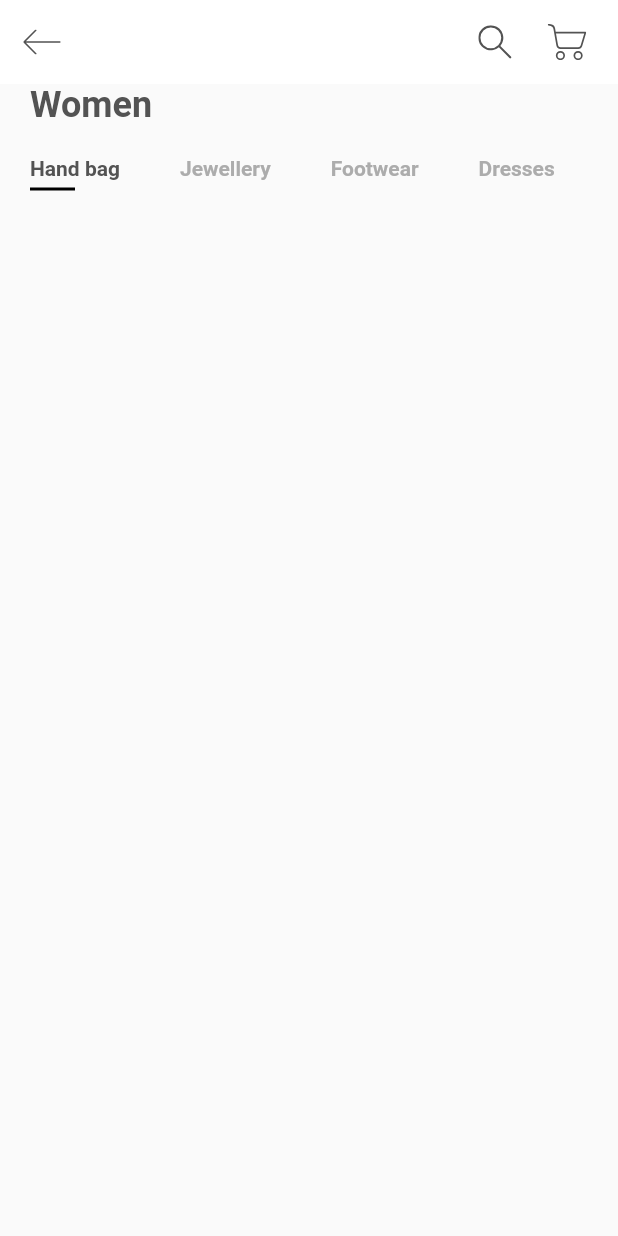
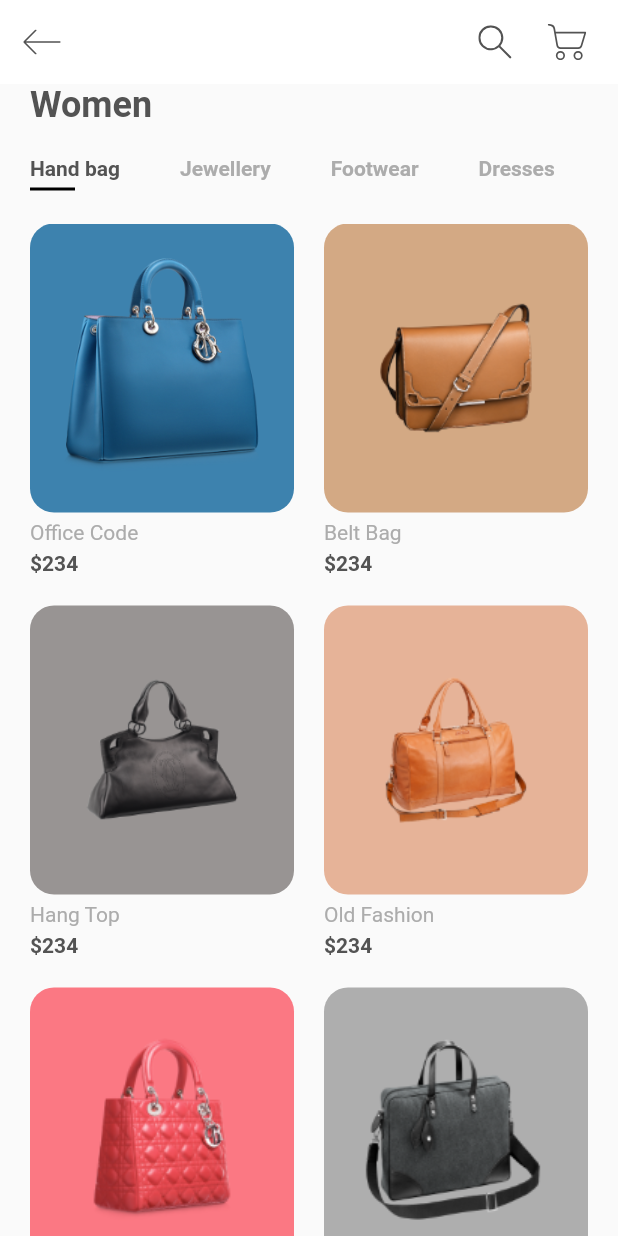
Before and after one commit to zendy199x/Flutter-Online-Shop-App, a Flutter app: the screen it shows after launch, on a phone screen of 412 x 824 dp. Run offline on Flutter 3.47's test engine with Material 2 defaults, Android fonts, the light colour scheme and no system bars; our stand-ins replace flutter_svg.

Commit message:
List product

```diff
--- /dev/null
+++ b/lib/models/products.dart
@@ -0,0 +1,72 @@
+import 'package:flutter/material.dart';
+
+class Product {
+  Product({
+    required this.id,
+    required this.image,
+    required this.title,
+    required this.price,
+    required this.description,
+    required this.size,
+    required this.color,
+  });
+
+  final String image, title, description;
+  final int price, size, id;
+  final Color color;
+}
+
+List<Product> products = [
+  Product(
+      id: 1,
+      title: "Office Code",
+      price: 234,
+      size: 12,
+      description: dummyText,
+      image: "assets/images/bag_1.png",
+      color: const Color(0xFF3D82AE)),
+  Product(
+      id: 2,
+      title: "Belt Bag",
+      price: 234,
+      size: 8,
+      description: dummyText,
+      image: "assets/images/bag_2.png",
+      color: const Color(0xFFD3A984)),
+  Product(
+      id: 3,
+      title: "Hang Top",
+      price: 234,
+      size: 10,
+      description: dummyText,
+      image: "assets/images/bag_3.png",
+      color: const Color(0xFF989493)),
+  Product(
+      id: 4,
+      title: "Old Fashion",
+      price: 234,
+      size: 11,
+      description: dummyText,
+      image: "assets/images/bag_4.png",
+      color: const Color(0xFFE6B398)),
+  Product(
+      id: 5,
+      title: "Office Code",
+      price: 234,
+      size: 12,
+      description: dummyText,
+      image: "assets/images/bag_5.png",
+      color: const Color(0xFFFB7883)),
+  Product(
+    id: 6,
+    title: "Office Code",
+    price: 234,
+    size: 12,
+    description: dummyText,
+    image: "assets/images/bag_6.png",
+    color: const Color(0xFFAEAEAE),
+  ),
+];
+
+String dummyText =
+    "Lorem Ipsum is simply dummy text of the printing and typesetting industry. Lorem Ipsum has been the industry's standard dummy text ever since. When an unknown printer took a galley.";
--- a/lib/screens/home/components/body.dart
+++ b/lib/screens/home/components/body.dart
@@ -1,6 +1,8 @@
 import 'package:flutter/material.dart';
 import 'package:online_shop/constants.dart';
+import 'package:online_shop/models/products.dart';
 import 'package:online_shop/screens/home/components/categories.dart';
+import 'package:online_shop/screens/home/components/item_cart.dart';
 
 class Body extends StatelessWidget {
   const Body({Key? key}) : super(key: key);
@@ -23,6 +25,24 @@ class Body extends StatelessWidget {
           ),
         ),
         const Categories(),
+        Expanded(
+          child: Padding(
+            padding: const EdgeInsets.symmetric(horizontal: kDefaultPadding),
+            child: GridView.builder(
+              itemCount: products.length,
+              gridDelegate: const SliverGridDelegateWithFixedCrossAxisCount(
+                crossAxisCount: 2,
+                mainAxisSpacing: kDefaultPadding,
+                crossAxisSpacing: kDefaultPadding,
+                childAspectRatio: 0.75,
+              ),
+              itemBuilder: (context, index) => ItemCard(
+                product: products[index],
+                press: () {},
+              ),
+            ),
+          ),
+        ),
       ],
     );
   }
--- /dev/null
+++ b/lib/screens/home/components/item_cart.dart
@@ -0,0 +1,52 @@
+import 'package:flutter/material.dart';
+import 'package:online_shop/constants.dart';
+import 'package:online_shop/models/products.dart';
+
+class ItemCard extends StatelessWidget {
+  final Product product;
+  final GestureTapCallback press;
+  const ItemCard({
+    Key? key,
+    required this.product,
+    required this.press,
+  }) : super(key: key);
+
+  @override
+  Widget build(BuildContext context) {
+    return GestureDetector(
+      onTap: press,
+      child: Column(
+        crossAxisAlignment: CrossAxisAlignment.start,
+        children: <Widget>[
+          Expanded(
+            child: Container(
+              padding: const EdgeInsets.all(kDefaultPadding),
+              decoration: BoxDecoration(
+                color: product.color,
+                borderRadius: BorderRadius.circular(16),
+              ),
+              child: Hero(
+                tag: "${product.id}",
+                child: Image.asset(product.image),
+              ),
+            ),
+          ),
+          Padding(
+            padding: const EdgeInsets.symmetric(
+              vertical: kDefaultPadding / 4,
+            ),
+            child: Text(
+              // products is out demo list
+              product.title,
+              style: const TextStyle(color: kTextLightColor),
+            ),
+          ),
+          Text(
+            "\$${product.price}",
+            style: const TextStyle(fontWeight: FontWeight.bold),
+          )
+        ],
+      ),
+    );
+  }
+}
```
